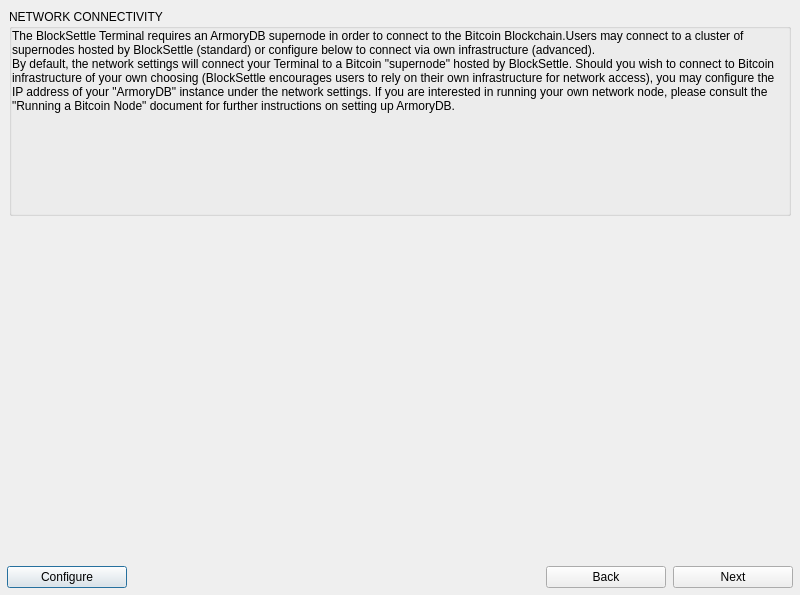
Before: the Qt Designer form BlockSettleUILib/InfoDialogs/StartupDialog.ui in BlockSettle/terminal, drawn with Qt 5.
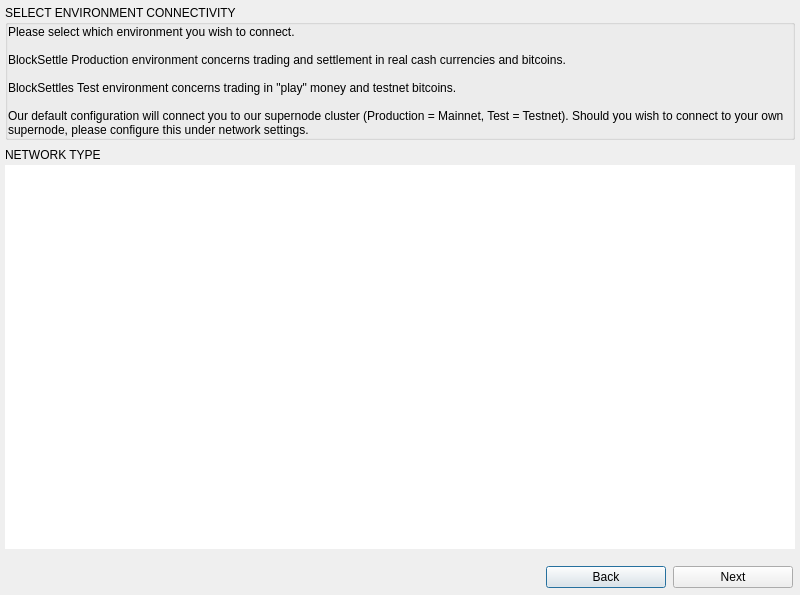
After: the same form once the commit is applied.

Commit message: Change startup env connection dialog

```diff
--- a/BlockSettleUILib/InfoDialogs/StartupDialog.ui
+++ b/BlockSettleUILib/InfoDialogs/StartupDialog.ui
@@ -13,9 +13,9 @@
   <property name="windowTitle">
    <string>StartupDialog</string>
   </property>
-  <layout class="QVBoxLayout" name="verticalLayout_4">
+  <layout class="QVBoxLayout" name="verticalLayout_5">
    <property name="spacing">
-    <number>0</number>
+    <number>5</number>
    </property>
    <property name="leftMargin">
     <number>0</number>
@@ -61,23 +61,35 @@
       </layout>
      </widget>
      <widget class="QWidget" name="pageSettings">
-      <layout class="QVBoxLayout" name="verticalLayout_5">
+      <layout class="QVBoxLayout" name="verticalLayout_4">
+       <property name="spacing">
+        <number>5</number>
+       </property>
        <property name="leftMargin">
-        <number>9</number>
+        <number>5</number>
        </property>
        <property name="topMargin">
-        <number>9</number>
+        <number>5</number>
        </property>
        <property name="rightMargin">
-        <number>9</number>
+        <number>5</number>
        </property>
        <property name="bottomMargin">
-        <number>9</number>
+        <number>5</number>
        </property>
        <item>
         <widget class="QGroupBox" name="groupBox">
+         <property name="font">
+          <font>
+           <weight>50</weight>
+           <bold>false</bold>
+          </font>
+         </property>
          <property name="title">
-          <string>NETWORK CONNECTIVITY</string>
+          <string>SELECT ENVIRONMENT CONNECTIVITY</string>
+         </property>
+         <property name="h5" stdset="0">
+          <bool>true</bool>
          </property>
          <layout class="QVBoxLayout" name="verticalLayout_2">
           <property name="spacing">
@@ -98,17 +110,13 @@
           <item>
            <widget class="QLabel" name="labelSimple">
             <property name="text">
-             <string>The BlockSettle Terminal requires an ArmoryDB supernode in order to connect to the Bitcoin Blockchain.Users may connect to a cluster of supernodes hosted by BlockSettle (standard) or configure below to connect via own infrastructure (advanced).</string>
-            </property>
-            <property name="wordWrap">
-             <bool>true</bool>
-            </property>
-           </widget>
-          </item>
-          <item>
-           <widget class="QLabel" name="labelExpanded">
-            <property name="text">
-             <string>By default, the network settings will connect your Terminal to a Bitcoin &quot;supernode&quot; hosted by BlockSettle. Should you wish to connect to Bitcoin infrastructure of your own choosing (BlockSettle encourages users to rely on their own infrastructure for network access), you may configure the IP address of your &quot;ArmoryDB&quot; instance under the network settings. If you are interested in running your own network node, please consult the &quot;Running a Bitcoin Node&quot; document for further instructions on setting up ArmoryDB.</string>
+             <string>Please select which environment you wish to connect. 
+
+BlockSettle Production environment concerns trading and settlement in real cash currencies and bitcoins. 
+
+BlockSettles Test environment concerns trading in &quot;play&quot; money and testnet bitcoins. 
+
+Our default configuration will connect you to our supernode cluster (Production = Mainnet, Test = Testnet). Should you wish to connect to your own supernode, please configure this under network settings. </string>
             </property>
             <property name="wordWrap">
              <bool>true</bool>
@@ -118,49 +126,101 @@
             </property>
            </widget>
           </item>
+         </layout>
+        </widget>
+       </item>
+       <item>
+        <widget class="QFrame" name="connectivity">
+         <property name="focusPolicy">
+          <enum>Qt::StrongFocus</enum>
+         </property>
+         <property name="frameShape">
+          <enum>QFrame::NoFrame</enum>
+         </property>
+         <property name="frameShadow">
+          <enum>QFrame::Sunken</enum>
+         </property>
+         <property name="lineWidth">
+          <number>1</number>
+         </property>
+         <property name="midLineWidth">
+          <number>0</number>
+         </property>
+         <layout class="QVBoxLayout" name="listLyt">
+          <property name="spacing">
+           <number>0</number>
+          </property>
+          <property name="leftMargin">
+           <number>0</number>
+          </property>
+          <property name="topMargin">
+           <number>0</number>
+          </property>
+          <property name="rightMargin">
+           <number>0</number>
+          </property>
+          <property name="bottomMargin">
+           <number>0</number>
+          </property>
           <item>
-           <widget class="QWidget" name="widgetManageArmory" native="true">
+           <widget class="QLabel" name="headerNetwotkType">
             <property name="minimumSize">
              <size>
               <width>0</width>
-              <height>100</height>
+              <height>20</height>
              </size>
             </property>
-            <layout class="QGridLayout" name="gridLayout_2">
-             <property name="leftMargin">
-              <number>0</number>
-             </property>
-             <property name="topMargin">
-              <number>9</number>
-             </property>
-             <property name="rightMargin">
-              <number>0</number>
-             </property>
-             <property name="bottomMargin">
-              <number>0</number>
-             </property>
-             <property name="spacing">
-              <number>0</number>
-             </property>
-            </layout>
+            <property name="font">
+             <font>
+              <weight>50</weight>
+              <bold>false</bold>
+             </font>
+            </property>
+            <property name="frameShape">
+             <enum>QFrame::NoFrame</enum>
+            </property>
+            <property name="text">
+             <string>NETWORK TYPE</string>
+            </property>
+            <property name="margin">
+             <number>2</number>
+            </property>
+            <property name="h5" stdset="0">
+             <bool>true</bool>
+            </property>
+           </widget>
+          </item>
+          <item>
+           <widget class="QListWidget" name="envConnectivityListWidget">
+            <property name="minimumSize">
+             <size>
+              <width>560</width>
+              <height>0</height>
+             </size>
+            </property>
+            <property name="frameShape">
+             <enum>QFrame::NoFrame</enum>
+            </property>
+            <property name="frameShadow">
+             <enum>QFrame::Plain</enum>
+            </property>
+            <property name="alternatingRowColors">
+             <bool>true</bool>
+            </property>
+            <property name="spacing">
+             <number>0</number>
+            </property>
+            <property name="itemAlignment">
+             <set>Qt::AlignLeading</set>
+            </property>
+            <property name="h5" stdset="0">
+             <bool>true</bool>
+            </property>
            </widget>
           </item>
          </layout>
         </widget>
        </item>
-       <item>
-        <spacer name="verticalSpacer_2">
-         <property name="orientation">
-          <enum>Qt::Vertical</enum>
-         </property>
-         <property name="sizeHint" stdset="0">
-          <size>
-           <width>20</width>
-           <height>0</height>
-          </size>
-         </property>
-        </spacer>
-       </item>
       </layout>
      </widget>
     </widget>
@@ -186,19 +246,6 @@
       <property name="bottomMargin">
        <number>7</number>
       </property>
-      <item>
-       <widget class="QPushButton" name="pushButtonConfigure">
-        <property name="minimumSize">
-         <size>
-          <width>120</width>
-          <height>0</height>
-         </size>
-        </property>
-        <property name="text">
-         <string>Configure</string>
-        </property>
-       </widget>
-      </item>
       <item>
        <spacer name="horizontalSpacer_2">
         <property name="orientation">
```
Left out of the diff: 21 changed lines with no effect on the pictures. The commit also changes 13 other files.
